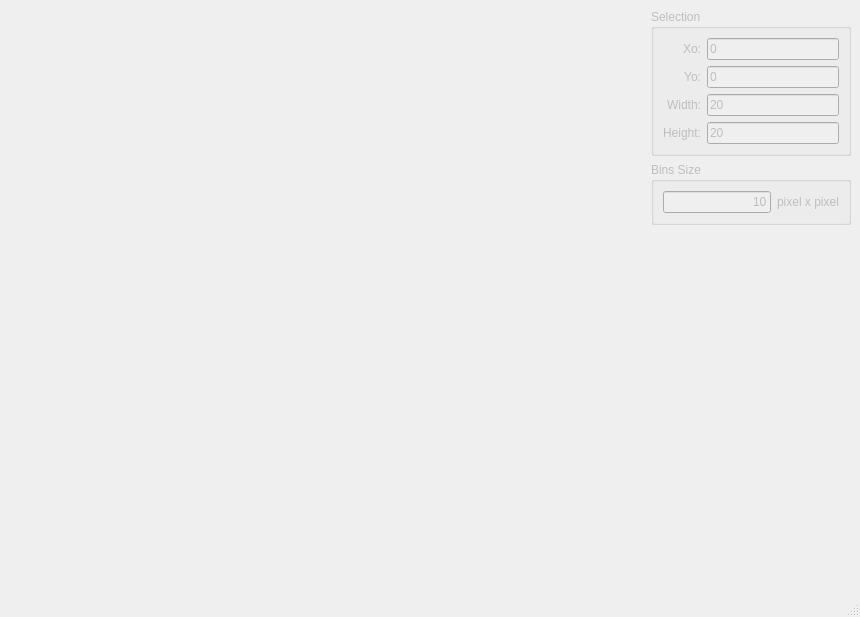
ornlneutronimaging/iBeatles, file src/iBeatles/ui/ui_binningWindow.ui: the form before one commit.
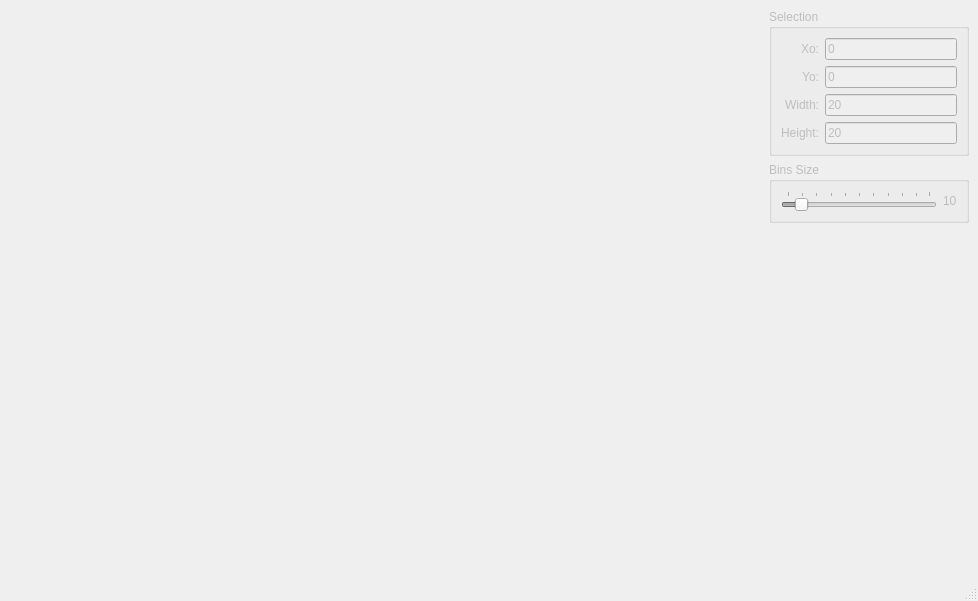
The form after the commit.

Commit message: Replaced text field by slider. this refs #52

Diff of the .ui file:
```diff
--- a/src/iBeatles/ui/ui_binningWindow.ui
+++ b/src/iBeatles/ui/ui_binningWindow.ui
@@ -6,8 +6,8 @@
    <rect>
     <x>0</x>
     <y>0</y>
-    <width>860</width>
-    <height>617</height>
+    <width>978</width>
+    <height>601</height>
    </rect>
   </property>
   <property name="minimumSize">
@@ -179,20 +179,35 @@
           </property>
           <layout class="QHBoxLayout" name="horizontalLayout">
            <item>
-            <widget class="QLineEdit" name="pixel_bin_size">
+            <widget class="QSlider" name="bin_size_horizontalSlider">
+             <property name="enabled">
+              <bool>false</bool>
+             </property>
+             <property name="minimum">
+              <number>1</number>
+             </property>
+             <property name="maximum">
+              <number>100</number>
+             </property>
+             <property name="value">
+              <number>10</number>
+             </property>
+             <property name="orientation">
+              <enum>Qt::Horizontal</enum>
+             </property>
+             <property name="tickPosition">
+              <enum>QSlider::TicksAbove</enum>
+             </property>
+             <property name="tickInterval">
+              <number>10</number>
+             </property>
+            </widget>
+           </item>
+           <item>
+            <widget class="QLabel" name="bin_size_label">
              <property name="text">
               <string>10</string>
              </property>
-             <property name="alignment">
-              <set>Qt::AlignRight|Qt::AlignTrailing|Qt::AlignVCenter</set>
-             </property>
-            </widget>
-           </item>
-           <item>
-            <widget class="QLabel" name="label_5">
-             <property name="text">
-              <string>pixel x pixel</string>
-             </property>
             </widget>
            </item>
           </layout>
```
Left out of the diff: 23 changed lines with no effect on the pictures. The commit also changes 2 other files.
